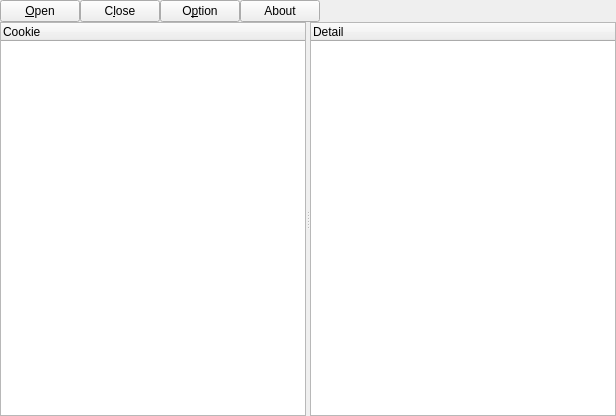
Old version of the form src/widget.ui in the repository wifihack/cs.
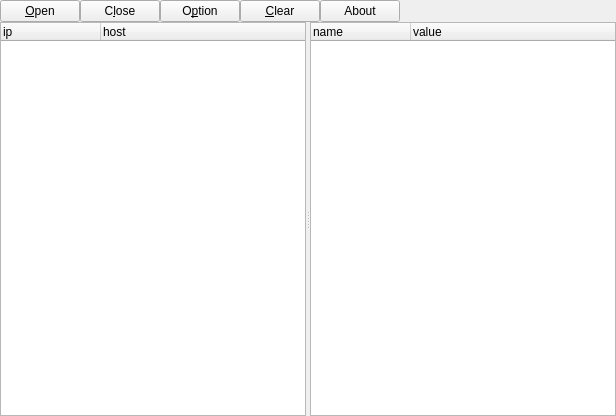
New version of the form.

```diff
--- a/src/widget.ui
+++ b/src/widget.ui
@@ -55,6 +55,13 @@
        </property>
       </widget>
      </item>
+     <item>
+      <widget class="QPushButton" name="pbClear">
+       <property name="text">
+        <string>&amp;Clear</string>
+       </property>
+      </widget>
+     </item>
      <item>
       <widget class="QPushButton" name="pbAbout">
        <property name="text">
@@ -85,14 +92,24 @@
      <widget class="QTreeWidget" name="twCookie">
       <column>
        <property name="text">
-        <string notr="true">Cookie</string>
+        <string notr="true">ip</string>
+       </property>
+      </column>
+      <column>
+       <property name="text">
+        <string>host</string>
        </property>
       </column>
      </widget>
      <widget class="QTreeWidget" name="twDetail">
       <column>
        <property name="text">
-        <string notr="true">Detail</string>
+        <string notr="true">name</string>
+       </property>
+      </column>
+      <column>
+       <property name="text">
+        <string>value</string>
        </property>
       </column>
      </widget>
```
Left out of the diff: 1 changed line with no effect on the pictures.
